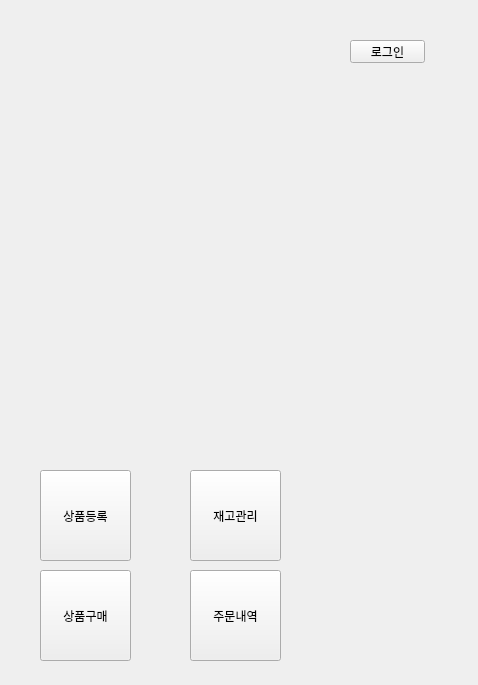
The window that ui/main.ui (ElisaBluebell/project7smartstore) describes before a commit, drawn with Qt 5.
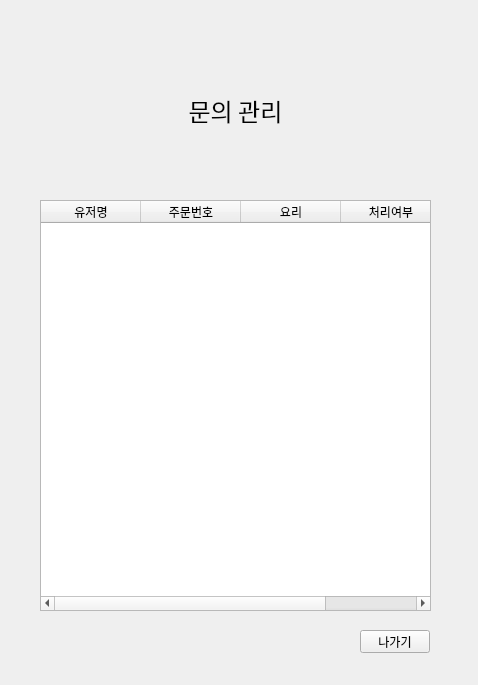
The same window after the commit.

Patch:
```diff
--- a/ui/main.ui
+++ b/ui/main.ui
@@ -23,7 +23,7 @@
     </rect>
    </property>
    <property name="currentIndex">
-    <number>0</number>
+    <number>4</number>
    </property>
    <widget class="QWidget" name="page">
     <widget class="QLabel" name="MAIN_LB_loginfo">
@@ -641,6 +641,105 @@
      </property>
     </widget>
    </widget>
+   <widget class="QWidget" name="page_5">
+    <widget class="QLabel" name="faq_title">
+     <property name="geometry">
+      <rect>
+       <x>0</x>
+       <y>80</y>
+       <width>451</width>
+       <height>41</height>
+      </rect>
+     </property>
+     <property name="font">
+      <font>
+       <family>D2Coding</family>
+       <pointsize>18</pointsize>
+      </font>
+     </property>
+     <property name="text">
+      <string>문의 관리</string>
+     </property>
+     <property name="alignment">
+      <set>Qt::AlignCenter</set>
+     </property>
+    </widget>
+    <widget class="QTableWidget" name="faq_table">
+     <property name="geometry">
+      <rect>
+       <x>30</x>
+       <y>190</y>
+       <width>391</width>
+       <height>411</height>
+      </rect>
+     </property>
+     <property name="font">
+      <font>
+       <family>D2Coding</family>
+      </font>
+     </property>
+     <property name="editTriggers">
+      <set>QAbstractItemView::NoEditTriggers</set>
+     </property>
+     <attribute name="horizontalHeaderCascadingSectionResizes">
+      <bool>false</bool>
+     </attribute>
+     <column>
+      <property name="text">
+       <string>유저명</string>
+      </property>
+     </column>
+     <column>
+      <property name="text">
+       <string>주문번호</string>
+      </property>
+     </column>
+     <column>
+      <property name="text">
+       <string>요리</string>
+      </property>
+     </column>
+     <column>
+      <property name="text">
+       <string>처리여부</string>
+      </property>
+     </column>
+    </widget>
+    <widget class="QPushButton" name="faq_go_back">
+     <property name="geometry">
+      <rect>
+       <x>350</x>
+       <y>620</y>
+       <width>70</width>
+       <height>23</height>
+      </rect>
+     </property>
+     <property name="text">
+      <string>나가기</string>
+     </property>
+    </widget>
+    <widget class="QLabel" name="faq_store_name">
+     <property name="geometry">
+      <rect>
+       <x>10</x>
+       <y>30</y>
+       <width>451</width>
+       <height>31</height>
+      </rect>
+     </property>
+     <property name="font">
+      <font>
+       <pointsize>16</pointsize>
+      </font>
+     </property>
+     <property name="text">
+      <string/>
+     </property>
+     <property name="alignment">
+      <set>Qt::AlignCenter</set>
+     </property>
+    </widget>
+   </widget>
   </widget>
  </widget>
  <resources/>
```
Left out of the diff: 15 changed lines with no effect on the pictures.
